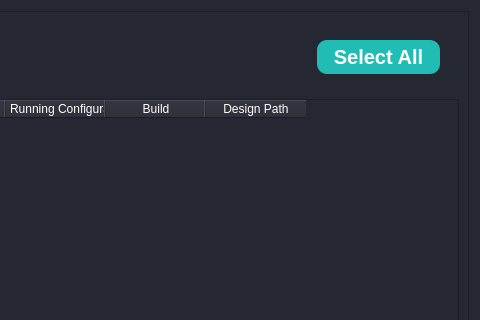
First picture: the form in UiFiles/Jobs.ui, repository bassant-hisham/Anomalies-Tracker-Siemens-Academy, before the edit; both pictures show x 316 to 796 and y 0 to 320 of the 796 by 606 pixel window.
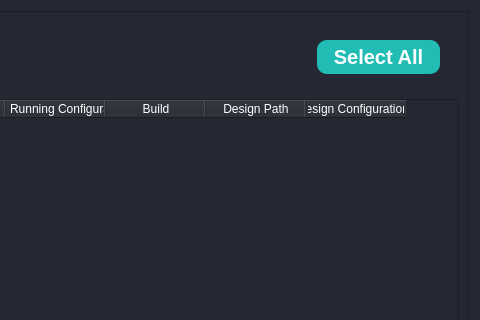
Second picture: the form after the edit.

Commit message: design btn in the table partially finished

The edit to the form file:
```diff
--- a/UiFiles/Jobs.ui
+++ b/UiFiles/Jobs.ui
@@ -112,8 +112,8 @@
        <rect>
         <x>0</x>
         <y>0</y>
-        <width>772</width>
-        <height>582</height>
+        <width>776</width>
+        <height>586</height>
        </rect>
       </property>
       <property name="styleSheet">
@@ -282,6 +282,11 @@
            <string>Design Path</string>
           </property>
          </column>
+         <column>
+          <property name="text">
+           <string>Design Configurations</string>
+          </property>
+         </column>
         </widget>
        </item>
       </layout>
```
The commit also changes 10 other files.
